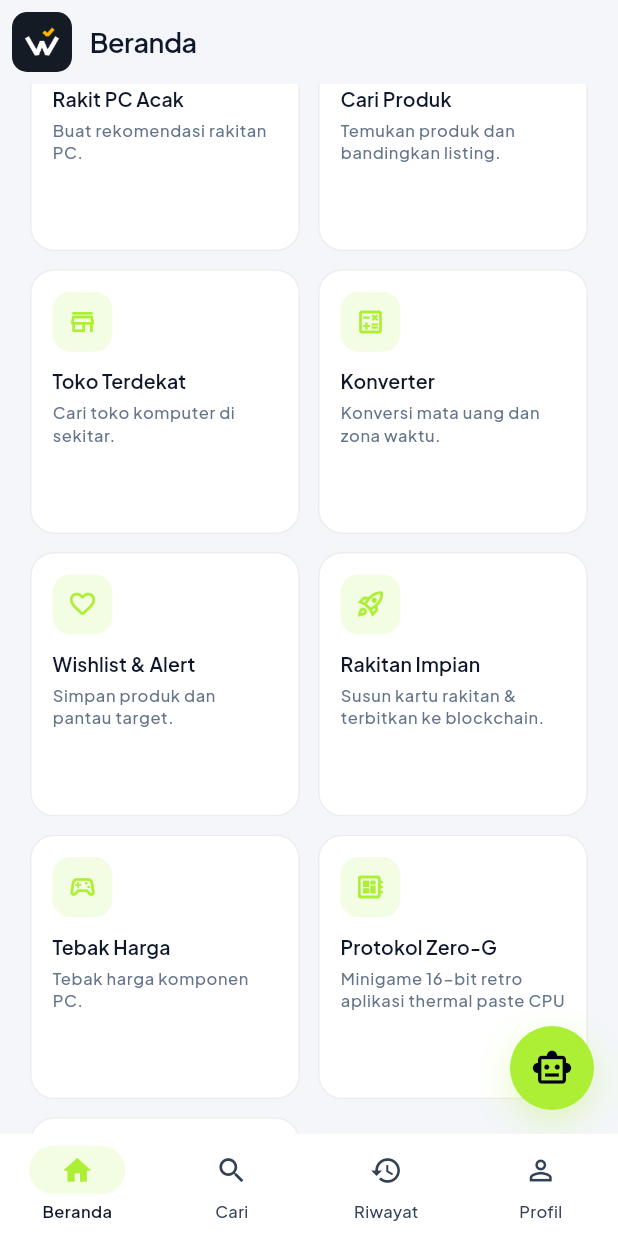
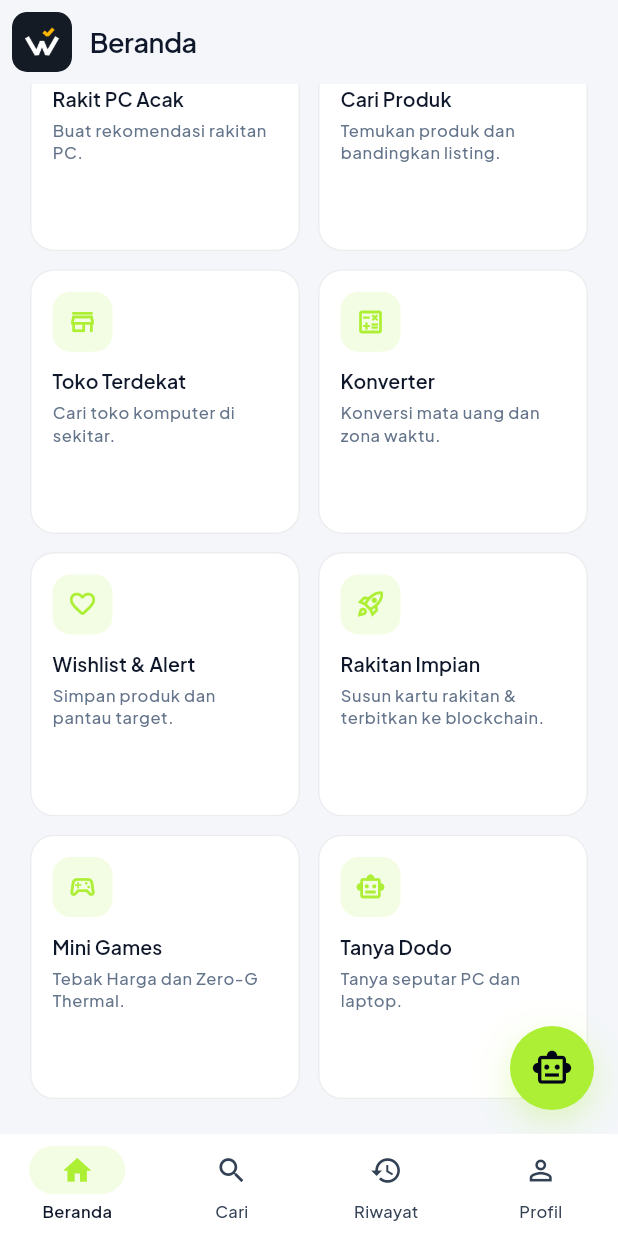
Before and after one commit to WildaGhoniyuJiddan/projekakhirmobile, a Flutter app: the HomeScreen screen opened by its route, scrolled down 298 dp, on a phone screen of 412 x 824 dp. Run offline on Flutter 3.47's test engine with Material 3 defaults, Android fonts, the phone set to English and light mode, and no system bars; our stand-ins replace connectivity_plus, dio, drift, fl_chart, flutter_local_notifications, flutter_map and 11 more; missing offline and left inert: app_settings, glbview, workmanager; accounts and stored records are empty; generated files the repository leaves out were written again; statements that could not run were skipped.

Commit message:
Menu awal: dua entri game digabung jadi satu menu Mini Games + layar hub pilihan (Tebak Harga / Zero-G Thermal)

```diff
--- a/lib/l10n/strings.dart
+++ b/lib/l10n/strings.dart
@@ -25,6 +25,7 @@ abstract final class AppStrings {
   static const homeToolsSubtitle = 'Konversi mata uang dan zona waktu.';
   static const homeWishlistSubtitle = 'Simpan produk dan pantau target.';
   static const homeGameSubtitle = 'Tebak harga komponen PC.';
+  static const homeMiniGamesSubtitle = 'Tebak Harga dan Zero-G Thermal.';
   static const homeChatSubtitle = 'Tanya seputar PC dan laptop.';
   static const searchTitle = 'Cari';
   static const searchPlaceholder =
@@ -160,6 +161,12 @@ abstract final class AppStrings {
   static const simulationSettingsFailed =
       'Tidak bisa membuka Pengaturan di perangkat ini.';
 
+  // Mini Games (hub dua game).
+  static const miniGamesTitle = 'Mini Games';
+  static const zeroGTitle = 'Zero-G Thermal';
+  static const zeroGSubtitle =
+      'Minigame 16-bit retro aplikasi thermal paste CPU';
+
   // Game Tebak Harga (T12).
   static const gameTitle = 'Tebak Harga';
   static const guessLabel = 'Tebakan harga';
--- a/lib/screens/home_screen.dart
+++ b/lib/screens/home_screen.dart
@@ -7,13 +7,12 @@ import 'package:worthbang/l10n/dream_strings.dart';
 import 'package:worthbang/screens/builder_screen.dart';
 import 'package:worthbang/screens/dream_build_screen.dart';
 import 'package:worthbang/screens/chat_screen.dart';
-import 'package:worthbang/screens/game_screen.dart';
+import 'package:worthbang/screens/mini_games_screen.dart';
 import 'package:worthbang/screens/price_check_screen.dart';
 import 'package:worthbang/screens/search_screen.dart';
 import 'package:worthbang/screens/stores_screen.dart';
 import 'package:worthbang/screens/tools_screen.dart';
 import 'package:worthbang/screens/wishlist_screen.dart';
-import 'package:worthbang/screens/zero_g_thermal_screen.dart';
 import 'package:worthbang/widgets/app_logo.dart';
 
 class HomeScreen extends StatelessWidget {
@@ -57,16 +56,10 @@ class HomeScreen extends StatelessWidget {
       page: () => const DreamBuildScreen(),
     ),
     _HomeMenuItem(
-      title: AppStrings.gameTitle,
-      subtitle: AppStrings.homeGameSubtitle,
+      title: AppStrings.miniGamesTitle,
+      subtitle: AppStrings.homeMiniGamesSubtitle,
       icon: Icons.sports_esports_outlined,
-      page: () => const GameScreen(),
-    ),
-    _HomeMenuItem(
-      title: 'Protokol Zero-G',
-      subtitle: 'Minigame 16-bit retro aplikasi thermal paste CPU',
-      icon: Icons.developer_board_rounded,
-      page: () => const ZeroGThermalScreen(),
+      page: () => const MiniGamesScreen(),
     ),
     _HomeMenuItem(
       title: AppStrings.chatTitle,
```
Also changed, not shown: lib/screens/mini_games_screen.dart (added, +110 -0 lines), 1 other file.
